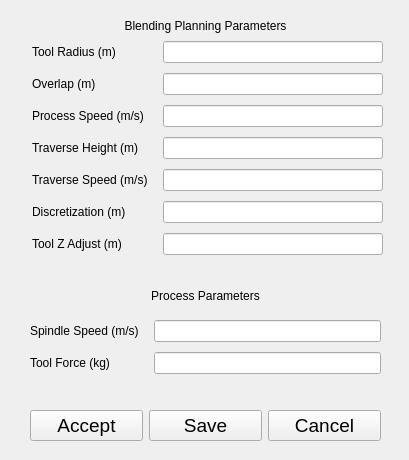
Above: godel_plugins/src/widgets/blend_plan_config_widget.ui from gavanderhoorn/godel before the change. Below: the same form after it.
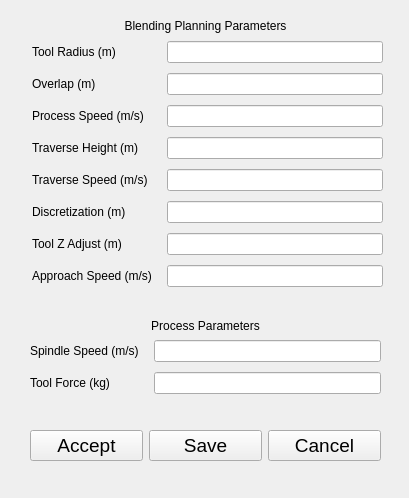
That is the form after the change.

Commit message: Added approach speed to the QT GUI Menu

Diff of the .ui file:
```diff
--- a/godel_plugins/src/widgets/blend_plan_config_widget.ui
+++ b/godel_plugins/src/widgets/blend_plan_config_widget.ui
@@ -7,7 +7,7 @@
     <x>0</x>
     <y>0</y>
     <width>409</width>
-    <height>460</height>
+    <height>498</height>
    </rect>
   </property>
   <property name="sizePolicy">
@@ -23,7 +23,7 @@
    <property name="geometry">
     <rect>
      <x>30</x>
-     <y>410</y>
+     <y>430</y>
      <width>351</width>
      <height>32</height>
     </rect>
@@ -87,9 +87,9 @@
    <property name="geometry">
     <rect>
      <x>40</x>
-     <y>280</y>
+     <y>300</y>
      <width>331</width>
-     <height>31</height>
+     <height>51</height>
     </rect>
    </property>
    <property name="text">
@@ -105,7 +105,7 @@
      <x>32</x>
      <y>41</y>
      <width>351</width>
-     <height>231</height>
+     <height>272</height>
     </rect>
    </property>
    <layout class="QFormLayout" name="formLayout">
@@ -185,15 +185,25 @@
     <item row="6" column="1">
      <widget class="QLineEdit" name="lineEditZAdjust"/>
     </item>
+    <item row="7" column="0">
+     <widget class="QLabel" name="label_12">
+      <property name="text">
+       <string>Approach Speed (m/s)</string>
+      </property>
+     </widget>
+    </item>
+    <item row="7" column="1">
+     <widget class="QLineEdit" name="lineEditApproachSpeed"/>
+    </item>
    </layout>
   </widget>
   <widget class="QWidget" name="layoutWidget">
    <property name="geometry">
     <rect>
      <x>30</x>
-     <y>320</y>
+     <y>340</y>
      <width>351</width>
-     <height>71</height>
+     <height>80</height>
     </rect>
    </property>
    <layout class="QFormLayout" name="formLayout_2">
```
Left out of the diff: 6 changed lines with no effect on the pictures. The commit also changes 1 other file.
